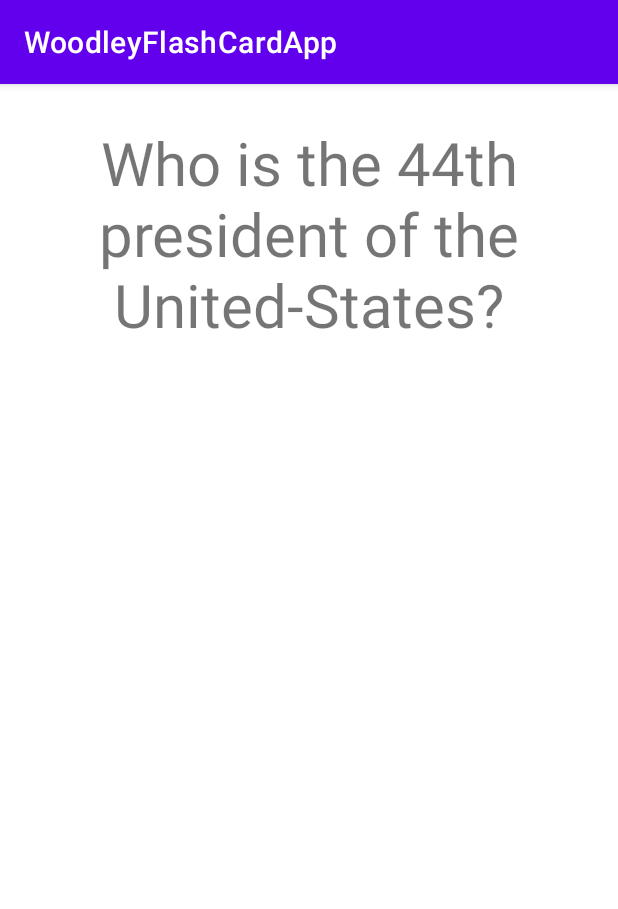
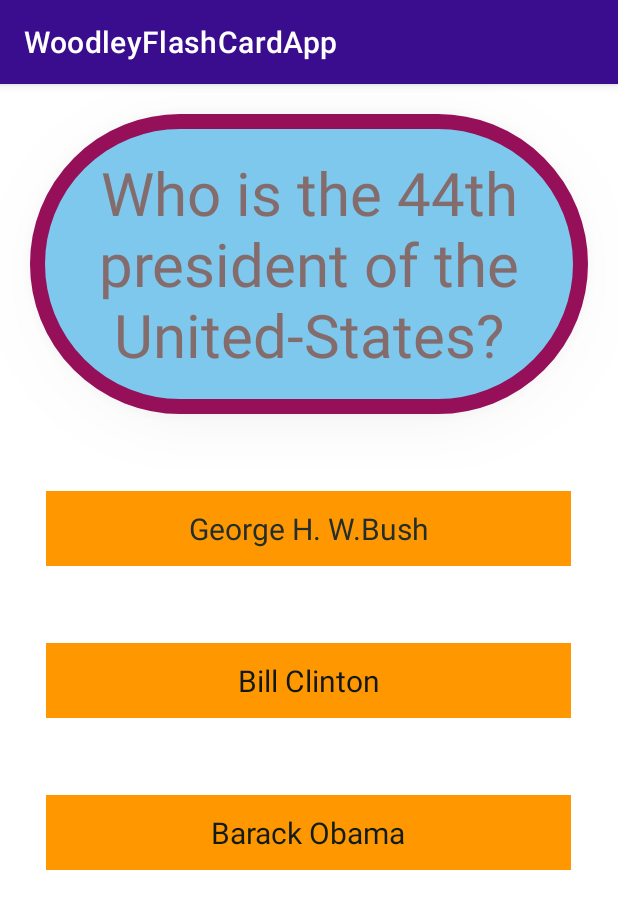
Before and after one commit to kinglaine/FlashCardApp, an Android app: the screen it shows after launch (MainActivity), on a phone screen of 412 x 824 dp. Shown: the top 909 px of the screen. Run offline under Robolectric (Android 15) with nearby library versions, the light colour scheme and no system bars.

Commit message:
Add three buttons and highlight red if false green if tue

```diff
--- a/app/src/main/java/com/example/woodleyflashcardapp/MainActivity.java
+++ b/app/src/main/java/com/example/woodleyflashcardapp/MainActivity.java
@@ -11,8 +11,12 @@ public class MainActivity extends AppCompatActivity {
     protected void onCreate(Bundle savedInstanceState) {
         super.onCreate(savedInstanceState);
         setContentView(R.layout.activity_main);
+
         TextView questionTextView = findViewById(R.id.flashcard_question);
         TextView answerTextView = findViewById(R.id.flashcard_answer);
+        TextView answers1 = findViewById(R.id.answer1);
+        TextView answers2 = findViewById(R.id.answer2);
+        TextView answers3 = findViewById(R.id.answer3);
 
         questionTextView.setOnClickListener(new View.OnClickListener() {
             @Override
@@ -22,6 +26,38 @@ public class MainActivity extends AppCompatActivity {
 
             }
         });
+        answerTextView.setOnClickListener(new View.OnClickListener() {
+            @Override
+            public void onClick(View v) {
+                questionTextView.setVisibility(View.VISIBLE);
+                answerTextView.setVisibility(View.INVISIBLE);
+            }
+        });
+
+        // Change answers background color to verify if true or false
+
+        answers1.setOnClickListener(new View.OnClickListener() {
+            @Override
+            public void onClick(View v) {
+              findViewById(R.id.answer1).setBackgroundColor(getResources().getColor(R.color.my_red_color));
+
+            }
+        });
+        answers2.setOnClickListener(new View.OnClickListener() {
+            @Override
+            public void onClick(View v) {
+                findViewById(R.id.answer2).setBackgroundColor(getResources().getColor(R.color.my_red_color));
+
+            }
+        });
+        answers3.setOnClickListener(new View.OnClickListener() {
+            @Override
+            public void onClick(View v) {
+                findViewById(R.id.answer3).setBackgroundColor(getResources().getColor(R.color.my_green_color));
+
+            }
+        });
+
 
     }
 }
--- /dev/null
+++ b/app/src/main/res/drawable/card_background.xml
@@ -0,0 +1,8 @@
+<?xml version="1.0" encoding="utf-8"?>
+<shape xmlns:android="http://schemas.android.com/apk/res/android"
+    android:shape="rectangle">
+    <corners android:radius="150dp"/>
+    <stroke android:color="#951059" android:width="10dp"/>
+    <solid android:color="#7DC8EC"/>
+
+</shape>
--- a/app/src/main/res/layout/activity_main.xml
+++ b/app/src/main/res/layout/activity_main.xml
@@ -9,11 +9,17 @@
 
     <TextView
         android:id="@+id/flashcard_question"
+        android:layout_marginTop="20dp"
         android:layout_width="match_parent"
+        android:layout_marginLeft="20dp"
+        android:layout_marginRight="20dp"
         android:layout_height="200dp"
         android:text="@string/who_is_the_44th_president_of_the_united_states"
         android:textSize="40sp"
-        android:gravity="center" />
+        android:gravity="center"
+        android:textColor="#856C6C"
+        android:background="@drawable/card_background"
+        android:elevation="20dp"/>
 
     <TextView
         android:id="@+id/flashcard_answer"
@@ -22,5 +28,46 @@
         android:text="Barack Obama"
         android:textSize="40sp"
         android:gravity="center"
-        android:layout_height="200dp" />
+        android:layout_height="200dp"
+        android:background="#DACC55"
+        android:textColor="#2A958B"/>
+
+    <TextView
+        android:id="@+id/answer1"
+        android:layout_width="350dp"
+        android:layout_height="50dp"
+        android:layout_below="@+id/flashcard_question"
+        android:layout_marginTop="51dp"
+        android:layout_centerInParent="true"
+        android:background="#FF9800"
+        android:gravity="center"
+        android:text="George H. W.Bush"
+        android:textColor="#242E2D"
+        android:textSize="20sp" />
+    <TextView
+        android:id="@+id/answer2"
+        android:layout_width="350dp"
+        android:layout_height="50dp"
+        android:layout_below="@+id/answer1"
+        android:layout_marginTop="51dp"
+        android:layout_centerInParent="true"
+        android:background="#FF9800"
+        android:gravity="center"
+        android:text="Bill Clinton"
+        android:textColor="#121717"
+        android:textSize="20sp" />
+    <TextView
+        android:id="@+id/answer3"
+        android:layout_width="350dp"
+        android:layout_height="50dp"
+        android:layout_below="@+id/answer2"
+        android:layout_marginTop="51dp"
+        android:layout_centerInParent="true"
+        android:background="#FF9800"
+        android:gravity="center"
+        android:text="Barack Obama"
+        android:textColor="#101B1A"
+        android:textSize="20sp" />
+
+    />
 </RelativeLayout>
--- a/app/src/main/res/values/colors.xml
+++ b/app/src/main/res/values/colors.xml
@@ -1,10 +1,12 @@
 <?xml version="1.0" encoding="utf-8"?>
 <resources>
-    <color name="purple_200">#FFBB86FC</color>
-    <color name="purple_500">#FF6200EE</color>
+    <color name="purple_200">#6D26EF</color>
+    <color name="purple_500">#3A0C8E</color>
     <color name="purple_700">#FF3700B3</color>
     <color name="teal_200">#FF03DAC5</color>
     <color name="teal_700">#FF018786</color>
     <color name="black">#FF000000</color>
     <color name="white">#FFFFFFFF</color>
+    <color name="my_red_color">#9F1645</color>
+    <color name="my_green_color">#39A53D</color>
 </resources>
```
